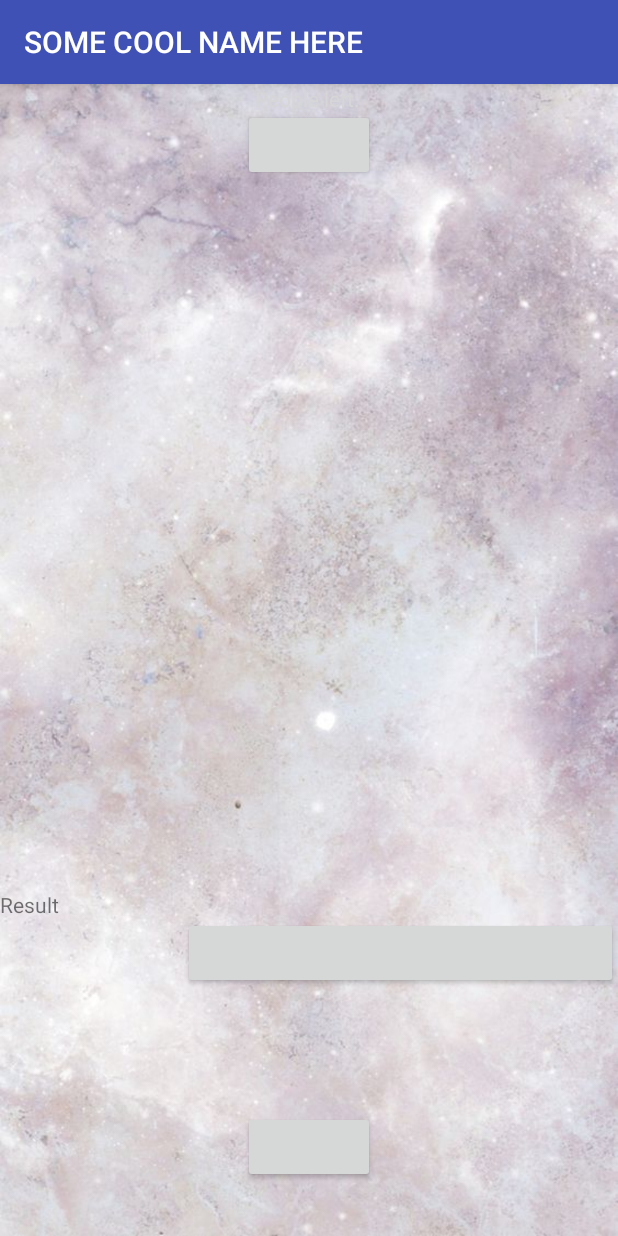
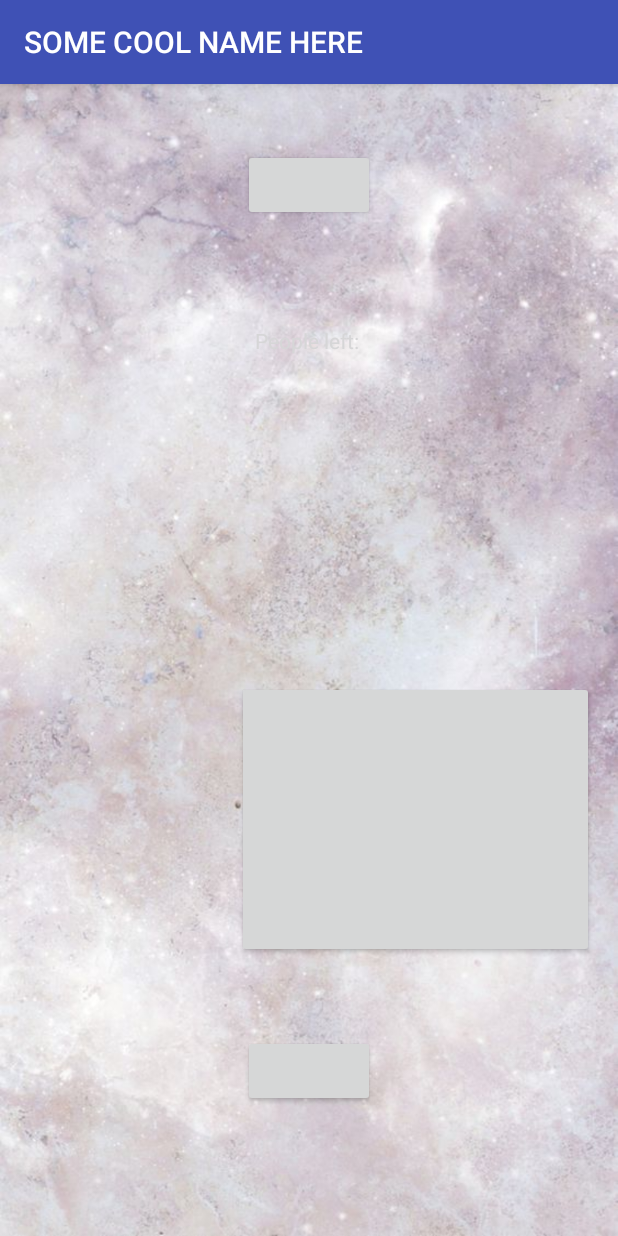
Before and after one commit to IreneZhou0129/waitingroom, an Android app: the screen it shows after launch (MainActivity), on a phone screen of 412 x 824 dp. Run offline under Robolectric (Android 15) with nearby library versions, the phone set to English and light mode, and no system bars; libraries missing offline, so code that uses them is left out: com.google.android.gms; plain views replace FloatingTextButton; Roboto replaces fonts that are not available here.

Commit message:
fix errors, bugs, add qr code scan

```diff
--- a/app/build.gradle
+++ b/app/build.gradle
@@ -1,7 +1,7 @@
 apply plugin: 'com.android.application'
 
 android {
-    compileSdkVersion 27
+    compileSdkVersion 26
     defaultConfig {
         applicationId "uottahack.waiting_room"
         minSdkVersion 15
@@ -21,7 +21,7 @@ android {
 
     dependencies {
         implementation fileTree(dir: 'libs', include: ['*.jar'])
-        implementation 'com.android.support:appcompat-v7:27.0.2'
+        implementation 'com.android.support:appcompat-v7:26.1.0'
         implementation 'com.android.support.constraint:constraint-layout:1.0.2'
         implementation 'com.sackcentury:shinebutton:0.2.0'
         implementation 'com.google.android.gms:play-services-vision:11.8.0'
--- a/app/src/main/java/uottahack/waiting_room/CodeScanner.java
+++ b/app/src/main/java/uottahack/waiting_room/CodeScanner.java
@@ -75,7 +75,7 @@ public class CodeScanner extends AppCompatActivity {
 
             @Override
             public void receiveDetections(Detector.Detections<Barcode> detections) {
-                final SparseArray<Barcode> barcodes = detections.getDetectedItems();
+                final SparseArray<Barcode>barcodes = detections.getDetectedItems();
                 if (barcodes.size() > 0) {
                     Intent intent = new Intent();
                     intent.putExtra("barcode", barcodes.valueAt(0));
--- a/app/src/main/java/uottahack/waiting_room/MainActivity.java
+++ b/app/src/main/java/uottahack/waiting_room/MainActivity.java
@@ -19,17 +19,17 @@ public class MainActivity extends AppCompatActivity {
     TextView result;
     public static final int REQUEST_CODE = 100;
     public static final int PERMISSION_REQUEST = 200;
-    private Button qr_button;
-    private Button cancel_button;
-    private Button review_button;
+    Button cancel_button;
+    Button review_button;
 
     @Override
     protected void onCreate(Bundle savedInstanceState) {
-
         super.onCreate(savedInstanceState);
         setContentView(R.layout.activity_main);
         scanButton = findViewById(R.id.QR);
         result = findViewById(R.id.result);
+        cancel_button = findViewById(R.id.cancel);
+        review_button = findViewById(R.id.reviewPageButton);
         if (ContextCompat.checkSelfPermission(this, Manifest.permission.CAMERA) != PackageManager.PERMISSION_GRANTED) {
             ActivityCompat.requestPermissions(this, new String[]{Manifest.permission.CAMERA}, PERMISSION_REQUEST);
         }
@@ -40,10 +40,6 @@ public class MainActivity extends AppCompatActivity {
                 startActivityForResult(intent, REQUEST_CODE);
             }
         });
-        qr_button = (Button)findViewById(R.id.QR);
-        cancel_button = (Button)findViewById(R.id.cancel);
-        review_button = (Button)findViewById(R.id.reviewPageButton);
-
         //Irene: I only added the functionality to the review button
         review_button.setOnClickListener(new View.OnClickListener(){
             @Override
@@ -52,15 +48,6 @@ public class MainActivity extends AppCompatActivity {
                 startActivity(intent);
             }
         });
-    }
-
-
-
-
-    private void setContentsOfTextView(int id, String newContents) {
-        View v = findViewById(id);
-        TextView textView = (TextView) v;
-        textView.setText(newContents);
     }
 
     @Override
@@ -77,6 +64,4 @@ public class MainActivity extends AppCompatActivity {
             }
         }
     }
-
-
 }
--- a/app/src/main/res/layout/activity_main.xml
+++ b/app/src/main/res/layout/activity_main.xml
@@ -16,27 +16,16 @@
         android:layout_width="wrap_content"
         android:layout_height="wrap_content"
         android:layout_centerHorizontal="true"
-        android:layout_marginBottom="50dp"
-        android:layout_marginTop="131dp"
+        android:layout_marginBottom="70dp"
+        android:layout_marginTop="43dp"
         app:floating_background_color="@color/colorPrimary"
         app:floating_left_icon="@drawable/qr_icon"
         app:floating_title="Scan QR Code"
         app:floating_title_color="@android:color/white"
-        app:layout_constraintBottom_toTopOf="@+id/peopleLeft"
+        app:layout_constraintBottom_toTopOf="@+id/result"
         app:layout_constraintEnd_toEndOf="parent"
         app:layout_constraintStart_toStartOf="parent"
         app:layout_constraintTop_toTopOf="parent" />
-
-    <TextView
-        android:id="@+id/result"
-        android:layout_width="0dp"
-        android:layout_height="wrap_content"
-        android:layout_marginBottom="170dp"
-        android:text="Result"
-        app:layout_constraintBottom_toBottomOf="parent"
-        app:layout_constraintEnd_toEndOf="parent"
-        app:layout_constraintStart_toStartOf="parent"
-        app:layout_constraintTop_toBottomOf="@+id/peopleLeft" />
 
 
     <TextView
@@ -51,11 +40,10 @@
         app:layout_constraintTop_toTopOf="parent" />
 
     <TextView
-        android:id="@+id/peopleLeft"
+        android:id="@+id/result"
         android:layout_width="0dp"
         android:layout_height="0dp"
-        android:layout_marginBottom="60dp"
-        android:layout_marginStart="0dp"
+        android:layout_marginBottom="51dp"
         android:fontFamily="@font/abeezee"
         android:text="People left: "
         android:textAlignment="center"
@@ -63,25 +51,24 @@
         app:layout_constraintBottom_toTopOf="@+id/cancel"
         app:layout_constraintEnd_toEndOf="parent"
         app:layout_constraintStart_toStartOf="parent"
-        app:layout_constraintTop_toTopOf="parent" />
+        app:layout_constraintTop_toBottomOf="@+id/QR" />
 
 
     // cancel button
 
     <ru.dimorinny.floatingtextbutton.FloatingTextButton
         android:id="@+id/cancel"
-        android:layout_width="0dp"
-        android:layout_height="wrap_content"
-        android:layout_marginBottom="81dp"
-        android:layout_marginStart="122dp"
+        android:layout_width="238dp"
+        android:layout_height="0dp"
+        android:layout_marginBottom="51dp"
+        android:layout_marginRight="16dp"
         app:floating_background_color="@color/colorPrimary"
         app:floating_left_icon="@drawable/cancel_icon"
         app:floating_title="Cancel"
         app:floating_title_color="@android:color/white"
         app:layout_constraintBottom_toTopOf="@+id/reviewPageButton"
         app:layout_constraintEnd_toEndOf="parent"
-        app:layout_constraintStart_toStartOf="parent"
-        app:layout_constraintTop_toBottomOf="@+id/peopleLeft" />
+        app:layout_constraintTop_toBottomOf="@+id/result" />
 
 
     // review page button
@@ -90,7 +77,7 @@
         android:id="@+id/reviewPageButton"
         android:layout_width="wrap_content"
         android:layout_height="wrap_content"
-        android:layout_marginBottom="35dp"
+        android:layout_marginBottom="86dp"
         app:floating_background_color="@color/colorPrimary"
         app:floating_left_icon="@drawable/review_icon"
         app:floating_title="Leave a Review"
```
Also changed, not shown: app/src/main/java/uottahack/waiting_room/Review_page.java (+4 -6 lines), app/src/main/res/layout/review_page.xml (+30 -19 lines).
